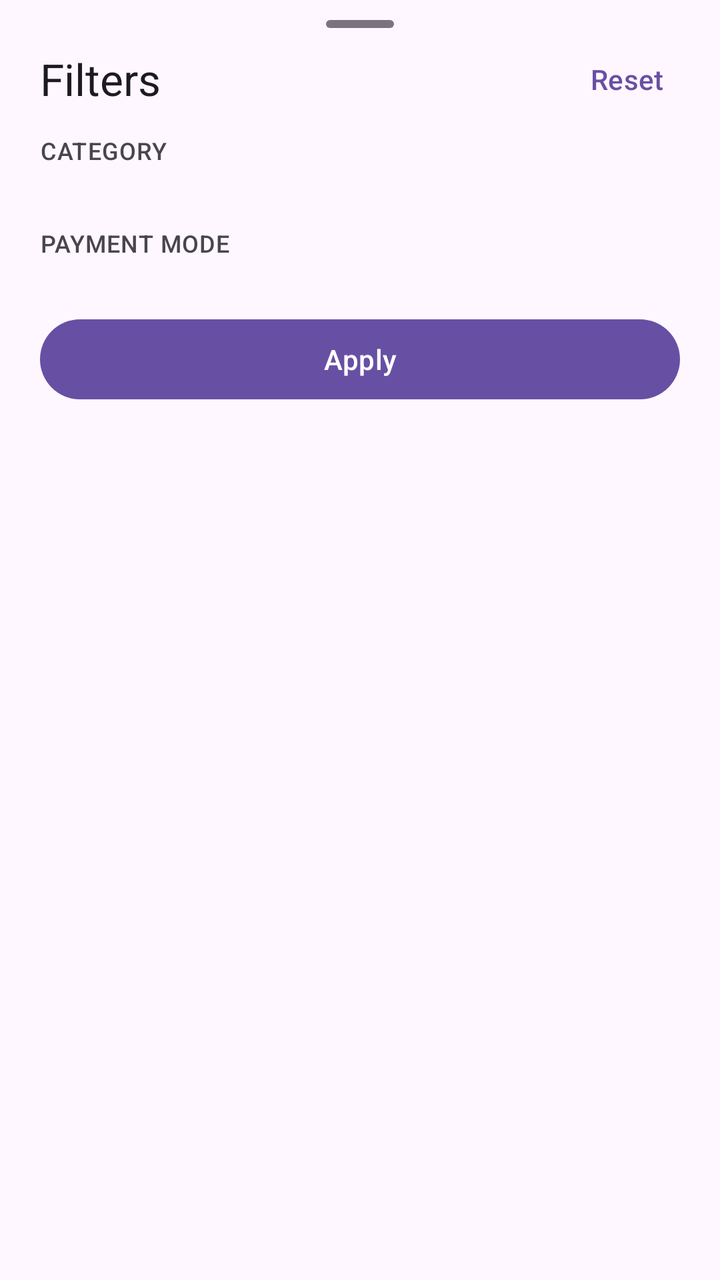
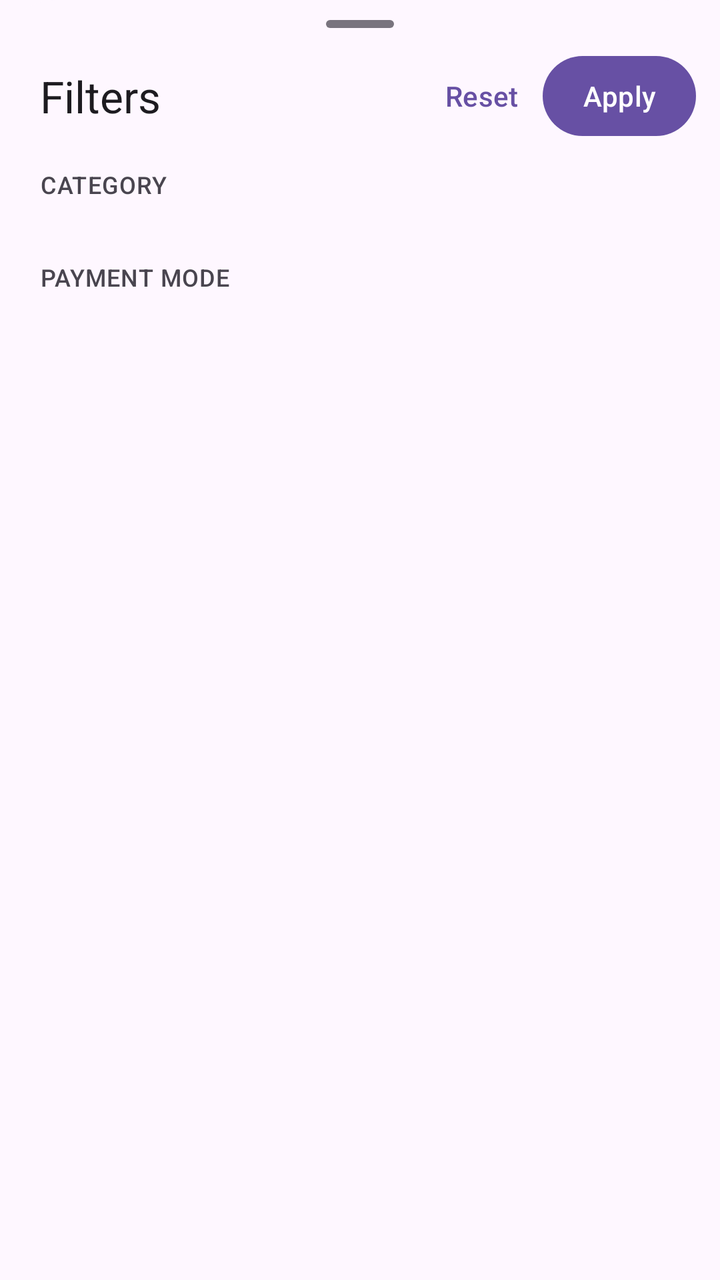

Two renders of the same Android screen: before a commit and after it. Below are the layout's source before the change and the commit's diff.
<!-- AndroidManifest.xml: application theme Theme.Xpendiq -->
<!-- res/layout/sheet_transaction_filter.xml -->
<?xml version="1.0" encoding="utf-8"?>
<LinearLayout xmlns:android="http://schemas.android.com/apk/res/android"
    xmlns:app="http://schemas.android.com/apk/res-auto"
    android:layout_width="match_parent"
    android:layout_height="wrap_content"
    android:background="@drawable/bg_bottom_sheet"
    android:orientation="vertical">

    
    <View
        android:layout_width="34dp"
        android:layout_height="4dp"
        android:layout_gravity="center_horizontal"
        android:layout_marginTop="10dp"
        android:layout_marginBottom="4dp"
        android:background="@drawable/bg_grab_handle" />

    
    <LinearLayout
        android:layout_width="match_parent"
        android:layout_height="wrap_content"
        android:gravity="center_vertical"
        android:orientation="horizontal"
        android:paddingHorizontal="20dp"
        android:paddingTop="6dp"
        android:paddingBottom="4dp">

        <TextView
            android:layout_width="0dp"
            android:layout_height="wrap_content"
            android:layout_weight="1"
            android:text="@string/filter_sheet_title"
            android:textAppearance="?attr/textAppearanceTitleLarge"
            android:textColor="?attr/colorOnSurface" />

        <TextView
            android:id="@+id/reset_btn"
            android:layout_width="wrap_content"
            android:layout_height="wrap_content"
            android:background="?attr/selectableItemBackgroundBorderless"
            android:clickable="true"
            android:focusable="true"
            android:paddingHorizontal="8dp"
            android:paddingVertical="6dp"
            android:text="@string/filter_reset"
            android:textAppearance="?attr/textAppearanceLabelLarge"
            android:textColor="?attr/colorPrimary" />

    </LinearLayout>

    <androidx.core.widget.NestedScrollView
        android:layout_width="match_parent"
        android:layout_height="wrap_content"
        android:fillViewport="false">

        <LinearLayout
            android:layout_width="match_parent"
            android:layout_height="wrap_content"
            android:orientation="vertical"
            android:paddingHorizontal="20dp"
            android:paddingTop="8dp"
            android:paddingBottom="8dp">

            
            <LinearLayout
                android:id="@+id/category_section"
                android:layout_width="match_parent"
                android:layout_height="wrap_content"
                android:orientation="vertical">

                <TextView
                    android:layout_width="wrap_content"
                    android:layout_height="wrap_content"
                    android:layout_marginBottom="10dp"
                    android:letterSpacing="0.03"
                    android:text="@string/filter_group_category"
                    android:textAllCaps="true"
                    android:textAppearance="?attr/textAppearanceLabelMedium"
                    android:textColor="?attr/colorOnSurfaceVariant" />

                <com.google.android.material.chip.ChipGroup
                    android:id="@+id/category_group"
                    android:layout_width="match_parent"
                    android:layout_height="wrap_content"
                    app:chipSpacingHorizontal="8dp"
                    app:singleSelection="false" />

            </LinearLayout>

            
            <LinearLayout
                android:id="@+id/payment_section"
                android:layout_width="match_parent"
                android:layout_height="wrap_content"
                android:layout_marginTop="20dp"
                android:orientation="vertical">

                <TextView
                    android:layout_width="wrap_content"
                    android:layout_height="wrap_content"
                    android:layout_marginBottom="10dp"
                    android:letterSpacing="0.03"
                    android:text="@string/filter_group_payment"
                    android:textAllCaps="true"
                    android:textAppearance="?attr/textAppearanceLabelMedium"
                    android:textColor="?attr/colorOnSurfaceVariant" />

                <com.google.android.material.chip.ChipGroup
                    android:id="@+id/payment_group"
                    android:layout_width="match_parent"
                    android:layout_height="wrap_content"
                    app:chipSpacingHorizontal="8dp"
                    app:singleSelection="false" />

            </LinearLayout>

        </LinearLayout>

    </androidx.core.widget.NestedScrollView>

    <com.google.android.material.button.MaterialButton
        android:id="@+id/apply_btn"
        android:layout_width="match_parent"
        android:layout_height="wrap_content"
        android:layout_marginHorizontal="20dp"
        android:layout_marginTop="8dp"
        android:layout_marginBottom="20dp"
        android:text="@string/filter_apply" />

</LinearLayout>
<!-- resources referenced by this layout -->
<resources>
  <!-- drawable bg_bottom_sheet (drawable) -->
  <?xml version="1.0" encoding="utf-8"?>
  <shape xmlns:android="http://schemas.android.com/apk/res/android"
      android:shape="rectangle">
      <solid android:color="?attr/colorSurface" />
      <corners
          android:topLeftRadius="28dp"
          android:topRightRadius="28dp" />
  </shape>
  <!-- drawable bg_grab_handle (drawable) -->
  <?xml version="1.0" encoding="utf-8"?>
  <shape xmlns:android="http://schemas.android.com/apk/res/android"
      android:shape="rectangle">
      <solid android:color="?attr/colorOutline" />
      <corners android:radius="2dp" />
  </shape>
  <string name="filter_apply">Apply</string>
  <string name="filter_group_category">Category</string>
  <string name="filter_group_payment">Payment mode</string>
  <string name="filter_reset">Reset</string>
  <string name="filter_sheet_title">Filters</string>
  <style name="Theme.Xpendiq" parent="Base.Theme.Xpendiq" />
  <style name="Base.Theme.Xpendiq" parent="Theme.Material3.DayNight.NoActionBar">
          
          <item name="materialCardViewStyle">@style/Widget.Xpendiq.Card</item>
      </style>
  <style name="Widget.Xpendiq.Card" parent="Widget.Material3.CardView.Filled">
          <item name="cardBackgroundColor">?attr/colorSurfaceContainerHigh</item>
          <item name="cardElevation">0dp</item>
      </style>
</resources>

<!-- the commit's change to res/layout/sheet_transaction_filter.xml (unified diff, before → after) -->
@@ -21,8 +21,9 @@
         android:layout_height="wrap_content"
         android:gravity="center_vertical"
         android:orientation="horizontal"
-        android:paddingHorizontal="20dp"
+        android:paddingStart="20dp"
         android:paddingTop="6dp"
+        android:paddingEnd="12dp"
         android:paddingBottom="4dp">
 
         <TextView
@@ -46,6 +47,15 @@
             android:textAppearance="?attr/textAppearanceLabelLarge"
             android:textColor="?attr/colorPrimary" />
 
+        <com.google.android.material.button.MaterialButton
+            android:id="@+id/apply_btn"
+            android:layout_width="wrap_content"
+            android:layout_height="wrap_content"
+            android:layout_marginStart="4dp"
+            android:minWidth="0dp"
+            android:paddingHorizontal="20dp"
+            android:text="@string/filter_apply" />
+
     </LinearLayout>
 
     <androidx.core.widget.NestedScrollView
@@ -59,7 +69,7 @@
             android:orientation="vertical"
             android:paddingHorizontal="20dp"
             android:paddingTop="8dp"
-            android:paddingBottom="8dp">
+            android:paddingBottom="24dp">
 
             
             <LinearLayout
@@ -118,13 +128,4 @@
 
     </androidx.core.widget.NestedScrollView>
 
-    <com.google.android.material.button.MaterialButton
-        android:id="@+id/apply_btn"
-        android:layout_width="match_parent"
-        android:layout_height="wrap_content"
-        android:layout_marginHorizontal="20dp"
-        android:layout_marginTop="8dp"
-        android:layout_marginBottom="20dp"
-        android:text="@string/filter_apply" />
-
 </LinearLayout>
